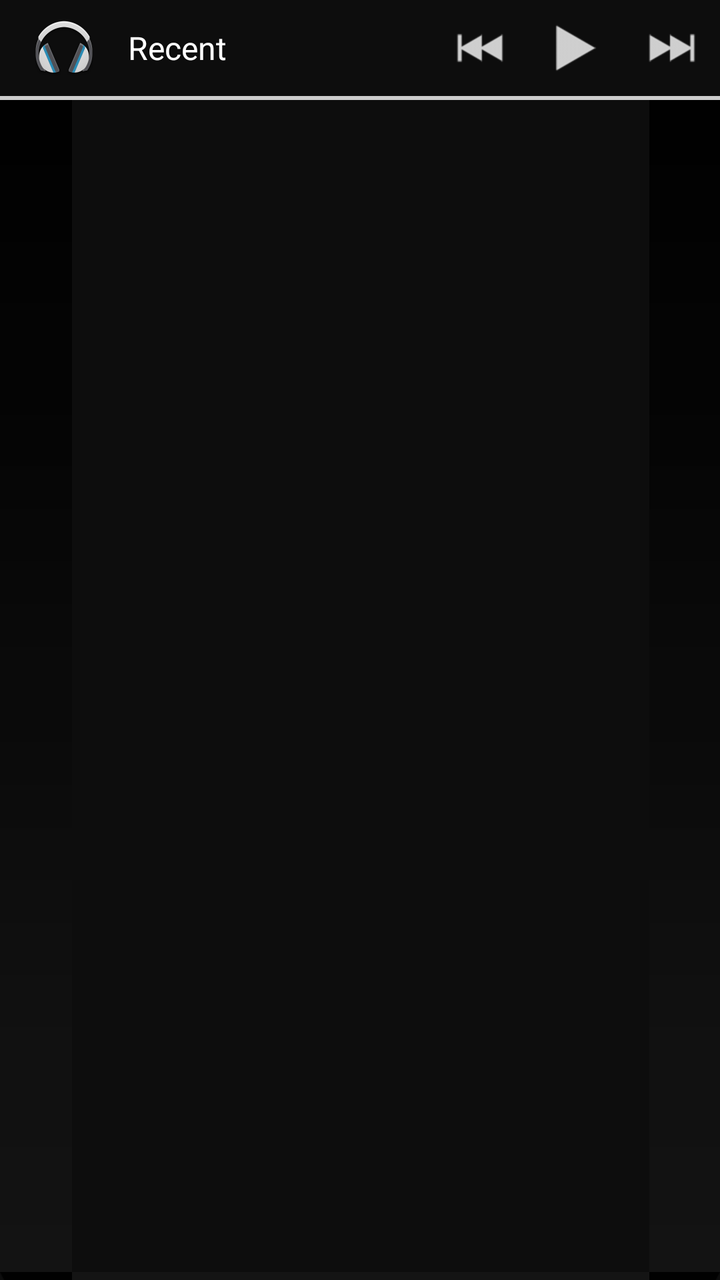
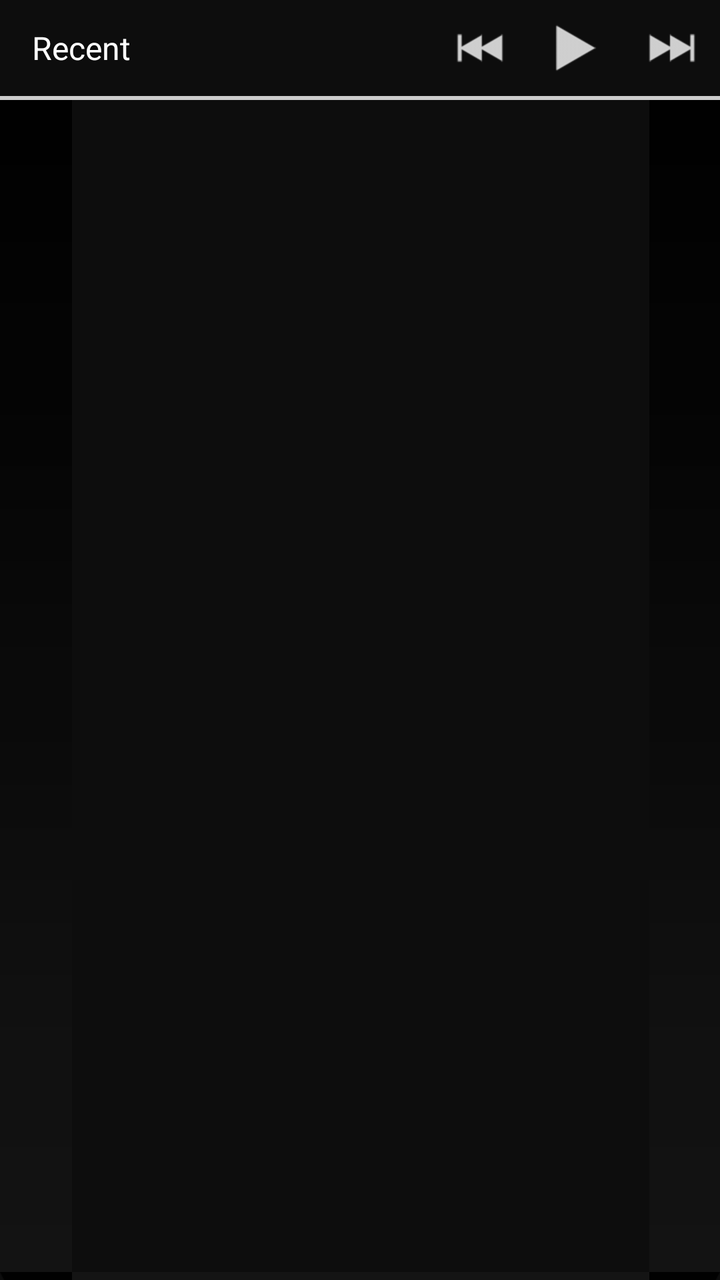

Before-and-after screenshots of an Android layout around one commit, followed by the original layout XML and the change that was made.
<!-- AndroidManifest.xml: application theme Apollo.Theme.Dark -->
<!-- res/layout/app_widget_recents.xml -->
<?xml version="1.0" encoding="utf-8"?>
<RelativeLayout xmlns:android="http://schemas.android.com/apk/res/android"
    xmlns:tools="http://schemas.android.com/tools"
    android:layout_width="match_parent"
    android:layout_height="match_parent"
    android:layout_margin="0dp"
    android:background="@color/action_bar_color"
    tools:ignore="RelativeOverlap,ContentDescription">

    <RelativeLayout
        android:id="@+id/app_widget_recents_action_bar"
        android:layout_width="match_parent"
        android:layout_height="@dimen/app_widget_recents_action_bar_height">

        <ImageView
            android:id="@+id/app_widget_recents_icon"
            android:layout_width="wrap_content"
            android:layout_height="match_parent"
            android:layout_centerVertical="true"
            android:background="@android:color/transparent"
            android:contentDescription="@string/app_name"
            android:padding="@dimen/app_widget_recents_action_bar_item_padding"
            android:scaleType="centerInside"
            android:src="@drawable/ic_launcher" />

        <TextView
            android:layout_width="wrap_content"
            android:layout_height="wrap_content"
            android:layout_centerVertical="true"
            android:layout_toEndOf="@+id/app_widget_recents_icon"
            android:layout_toRightOf="@+id/app_widget_recents_icon"
            android:singleLine="true"
            android:text="@string/page_recent"
            android:textColor="@color/white"
            android:textSize="@dimen/text_size_medium" />

        <ImageButton
            android:id="@+id/app_widget_recents_previous"
            android:layout_width="@dimen/app_widget_recents_action_bar_height"
            android:layout_height="match_parent"
            android:layout_centerVertical="true"
            android:layout_toLeftOf="@+id/app_widget_recents_play"
            android:background="@android:color/transparent"
            android:contentDescription="@null"
            android:scaleType="center"
            android:src="@drawable/btn_playback_previous"
            android:layout_toStartOf="@+id/app_widget_recents_play" />

        <ImageButton
            android:id="@+id/app_widget_recents_play"
            android:layout_width="@dimen/app_widget_recents_action_bar_height"
            android:layout_height="match_parent"
            android:layout_centerVertical="true"
            android:layout_toLeftOf="@+id/app_widget_recents_next"
            android:background="@android:color/transparent"
            android:scaleType="center"
            android:src="@drawable/btn_playback_play"
            android:layout_toStartOf="@+id/app_widget_recents_next" />

        <ImageButton
            android:id="@+id/app_widget_recents_next"
            android:layout_width="@dimen/app_widget_recents_action_bar_height"
            android:layout_height="match_parent"
            android:layout_alignParentRight="true"
            android:layout_centerVertical="true"
            android:background="@android:color/transparent"
            android:contentDescription="@null"
            android:scaleType="center"
            android:src="@drawable/btn_playback_next"
            android:layout_alignParentEnd="true" />
    </RelativeLayout>

    <ImageView
        android:id="@+id/colorstrip"
        android:layout_width="match_parent"
        android:layout_height="@dimen/colorstrip_height"
        android:layout_below="@+id/app_widget_recents_action_bar"
        android:background="@color/transparent_white"
        android:contentDescription="@null" />

    <FrameLayout
        android:layout_width="match_parent"
        android:layout_height="match_parent"
        android:layout_below="@+id/colorstrip"
        android:layout_centerVertical="true"
        android:background="@drawable/appwidget_bg">

        <ListView
            android:id="@+id/app_widget_recents_list"
            android:layout_width="match_parent"
            android:layout_height="match_parent"
            android:background="@null"
            android:cacheColorHint="@color/transparent" />
    </FrameLayout>

</RelativeLayout>
<!-- resources referenced by this layout -->
<resources>
  <color name="action_bar_color">#ff0d0d0d</color>
  <color name="transparent">#00000000</color>
  <color name="transparent_white">#ffcccccc</color>
  <color name="white">#ffffffff</color>
  <dimen name="app_widget_recents_action_bar_height">48.0dip</dimen>
  <dimen name="app_widget_recents_action_bar_item_padding">8.0dip</dimen>
  <dimen name="colorstrip_height">2.0dip</dimen>
  <dimen name="text_size_medium">16.0sp</dimen>
  <!-- drawable appwidget_bg: png bitmap (drawable-hdpi, 489 bytes) -->
  <!-- drawable btn_playback_next: png bitmap (drawable-hdpi, 1521 bytes) -->
  <!-- drawable btn_playback_play: png bitmap (drawable-hdpi, 1410 bytes) -->
  <!-- drawable btn_playback_previous: png bitmap (drawable-hdpi, 1503 bytes) -->
  <!-- drawable ic_launcher: png bitmap (drawable-hdpi, 4752 bytes) -->
  <string name="app_name" translatable="false">Apollo</string>
  <string name="page_recent">Recent</string>
  <style name="Apollo.Theme.Dark" parent="Theme.AppCompat.NoActionBar">
  
          <item name="colorPrimaryDark">#ff0a0a0a</item>
          <item name="windowActionBar">false</item>
          <item name="windowNoTitle">true</item>
          <item name="colorAccent">@android:color/white</item>
          <item name="android:colorBackground">@android:color/black</item>
          <item name="android:windowContentOverlay">@null</item>
      </style>
</resources>

<!-- the commit's change to res/layout/app_widget_recents.xml (unified diff, before → after) -->
@@ -21,7 +21,7 @@
             android:contentDescription="@string/app_name"
             android:padding="@dimen/app_widget_recents_action_bar_item_padding"
             android:scaleType="centerInside"
-            android:src="@drawable/ic_launcher" />
+            android:src="@mipmap/ic_launcher" />
 
         <TextView
             android:layout_width="wrap_content"
<!-- resource entries referenced after the edit -->
@@ -12,7 +12,12 @@
   <!-- drawable btn_playback_next: png bitmap (drawable-hdpi, 1521 bytes) -->
   <!-- drawable btn_playback_play: png bitmap (drawable-hdpi, 1410 bytes) -->
   <!-- drawable btn_playback_previous: png bitmap (drawable-hdpi, 1503 bytes) -->
-  <!-- drawable ic_launcher: png bitmap (drawable-hdpi, 4752 bytes) -->
+  <!-- mipmap ic_launcher (mipmap-anydpi-v26) -->
+  <?xml version="1.0" encoding="utf-8"?>
+  <adaptive-icon xmlns:android="http://schemas.android.com/apk/res/android">
+      <background android:drawable="@drawable/ic_launcher_background" />
+      <foreground android:drawable="@mipmap/ic_launcher_foreground" />
+  </adaptive-icon>
   <string name="app_name" translatable="false">Apollo</string>
   <string name="page_recent">Recent</string>
   <style name="Apollo.Theme.Dark" parent="Theme.AppCompat.NoActionBar">
@@ -24,5 +29,18 @@
           <item name="android:colorBackground">@android:color/black</item>
           <item name="android:windowContentOverlay">@null</item>
       </style>
+  <!-- drawable ic_launcher_background (drawable) -->
+  <?xml version="1.0" encoding="utf-8"?>
+  <vector xmlns:android="http://schemas.android.com/apk/res/android"
+      android:width="108dp"
+      android:height="108dp"
+      android:viewportWidth="108"
+      android:viewportHeight="108">
+      <group
+          android:scaleX="0"
+          android:scaleY="0"
+          android:translateX="54"
+          android:translateY="54"></group>
+  </vector>
 </resources>
 
